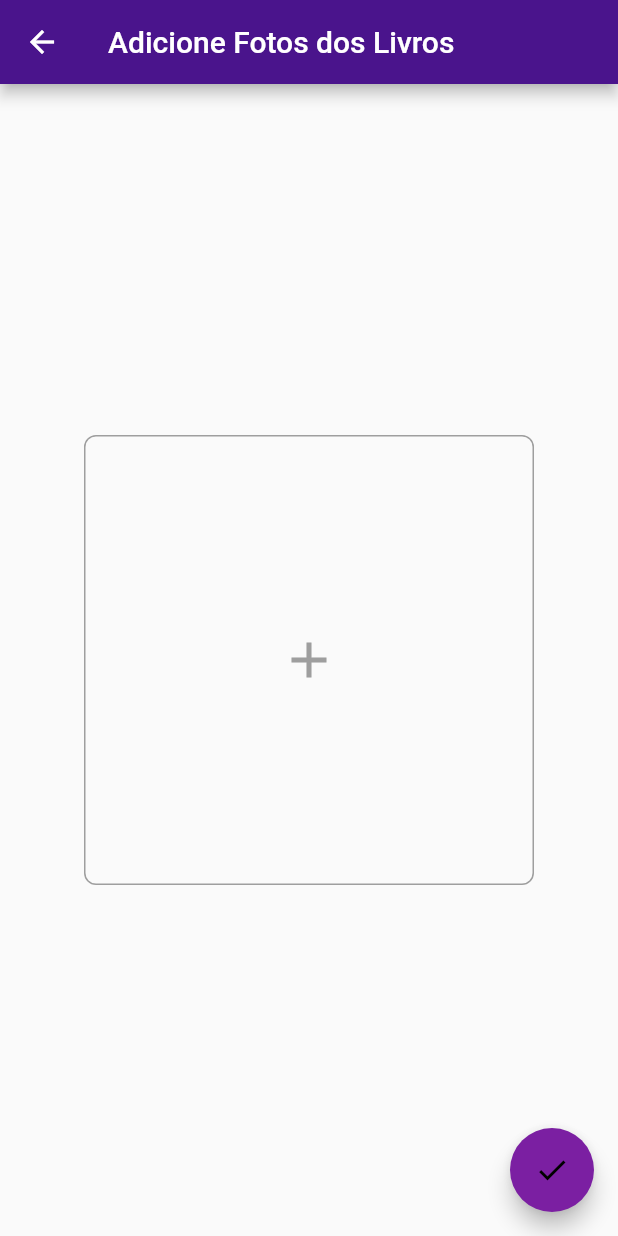
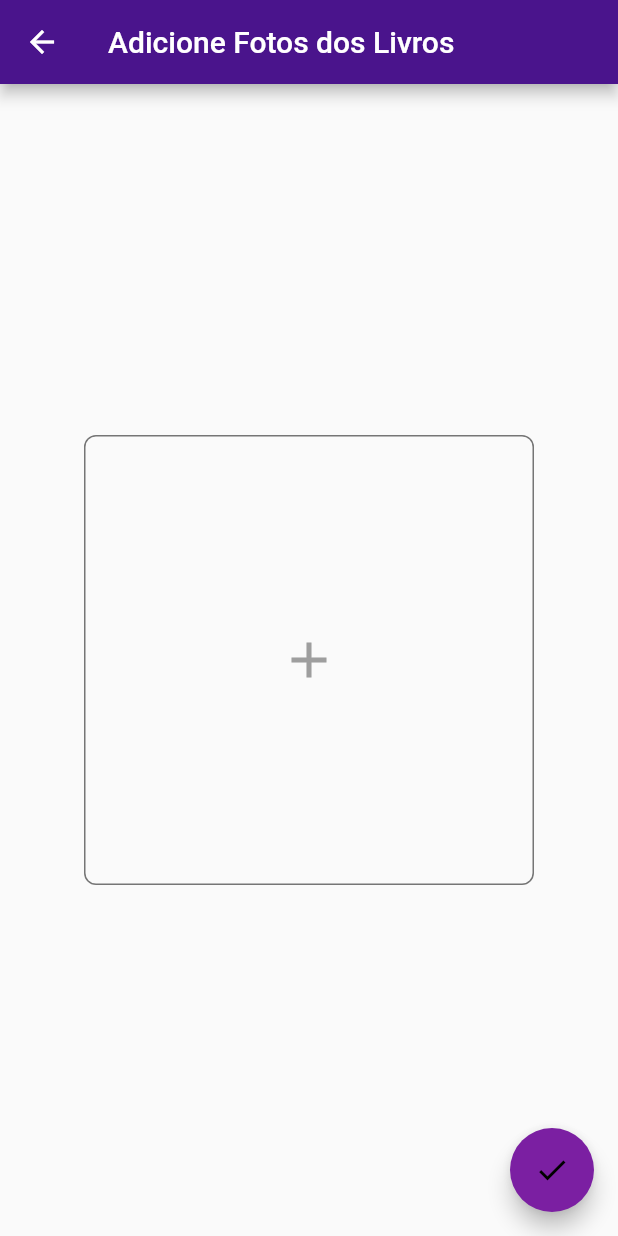
Before and after one commit to lyzlopess/StoryStock_front, a Flutter app: the AddPhotosPage screen opened directly, on a phone screen of 412 x 824 dp. Run offline on Flutter 3.47's test engine with Material 2 defaults, Android fonts, the phone set to English and light mode, and no system bars; our stand-ins replace image_picker.

Commit message:
Update addbooks_page.dart

```diff
--- a/lib/view/pages/addbooks_page.dart
+++ b/lib/view/pages/addbooks_page.dart
@@ -61,7 +61,7 @@ class _AddPhotosPageState extends State<AddPhotosPage> {
             height: 300.0,
             decoration: BoxDecoration(
               border: Border.all(
-                color: Colors.grey.shade500,
+                color: Colors.grey.shade600,
                 width: 1.0,
               ),
               borderRadius: BorderRadius.circular(8.0),
```
